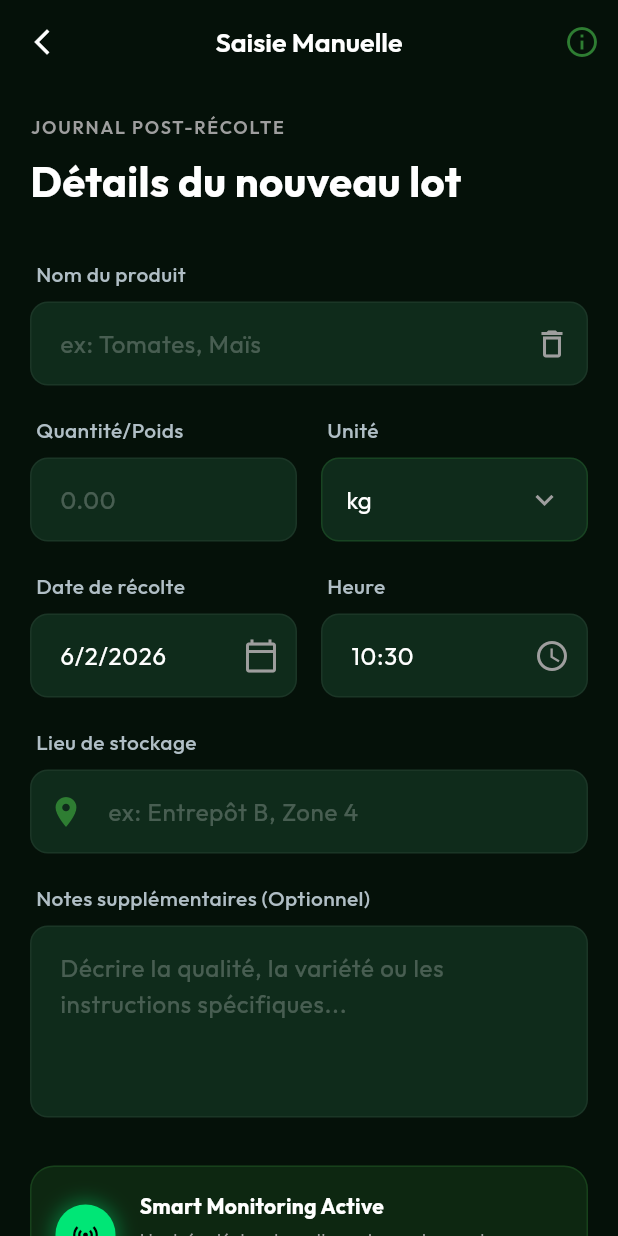
After one commit to Arsene666/agro_ia, a Flutter app: the screen it shows after launch, after a tap on the "add" icon, on a phone screen of 412 x 824 dp. The commit adds this screen. Run offline on Flutter 3.47's test engine with Material 3 defaults, Android fonts, the phone set to English and light mode, and no system bars; our stand-ins replace firebase_core, firebase_database, fl_chart, google_fonts; accounts and stored records are empty.

Commit message:
Ajout de la page pour le remplissage manuel des nouveaux produit

```diff
--- a/lib/screens/main_screen.dart
+++ b/lib/screens/main_screen.dart
@@ -3,6 +3,7 @@ import 'package:agro_ia/theme/app_theme.dart';
 import 'dashboard/dashboard_screen.dart';
 import 'sensors/sensors_screen.dart';
 import 'alerts/alerts_screen.dart';
+import 'manual_entry_screen.dart';
 
 class MainScreen extends StatefulWidget {
   const MainScreen({super.key});
@@ -28,6 +29,18 @@ class _MainScreenState extends State<MainScreen> {
       body: IndexedStack(
         index: _currentIndex,
         children: _screens,
+      ),
+      floatingActionButton: FloatingActionButton(
+        onPressed: () {
+          Navigator.push(
+            context,
+            MaterialPageRoute(
+              builder: (context) => const ManualEntryScreen(),
+            ),
+          );
+        },
+        backgroundColor: AppTheme.primaryGreen,
+        child: const Icon(Icons.add, color: Colors.white),
       ),
       bottomNavigationBar: Container(
         decoration: BoxDecoration(
--- /dev/null
+++ b/lib/screens/manual_entry_screen.dart
@@ -0,0 +1,454 @@
+import 'package:flutter/material.dart';
+import 'package:google_fonts/google_fonts.dart';
+
+class ManualEntryScreen extends StatefulWidget {
+  const ManualEntryScreen({super.key});
+
+  @override
+  State<ManualEntryScreen> createState() => _ManualEntryScreenState();
+}
+
+class _ManualEntryScreenState extends State<ManualEntryScreen> {
+  final _formKey = GlobalKey<FormState>();
+  final TextEditingController _productController = TextEditingController();
+  final TextEditingController _quantityController = TextEditingController();
+  final TextEditingController _dateController = TextEditingController();
+  final TextEditingController _timeController = TextEditingController();
+  final TextEditingController _locationController = TextEditingController();
+  final TextEditingController _notesController = TextEditingController();
+
+  String _selectedUnit = 'kg';
+  final List<String> _units = ['kg', 'tonnes', 'caisses', 'sacs'];
+
+  // Dark Theme Colors for this specific screen
+  static const Color _backgroundColor = Color(0xFF051109); // Very dark green/black
+  static const Color _cardColor = Color(0xFF0A1F13); // Slightly lighter
+  static const Color _inputColor = Color(0xFF0F2B1B);
+  static const Color _primaryGreen = Color(0xFF2E7D32);
+  static const Color _neonGreen = Color(0xFF00E676); // For the Save button
+  static const Color _textWhite = Colors.white;
+  static const Color _textGrey = Colors.grey;
+
+  @override
+  void initState() {
+    super.initState();
+    // Initialize date and time with current values
+    final now = DateTime.now();
+    _dateController.text = "${now.day}/${now.month}/${now.year}";
+    _timeController.text = "${now.hour}:${now.minute.toString().padLeft(2, '0')}";
+  }
+
+  @override
+  void dispose() {
+    _productController.dispose();
+    _quantityController.dispose();
+    _dateController.dispose();
+    _timeController.dispose();
+    _locationController.dispose();
+    _notesController.dispose();
+    super.dispose();
+  }
+
+  Future<void> _selectDate(BuildContext context) async {
+    final DateTime? picked = await showDatePicker(
+      context: context,
+      initialDate: DateTime.now(),
+      firstDate: DateTime(2020),
+      lastDate: DateTime(2030),
+      builder: (context, child) {
+        return Theme(
+          data: Theme.of(context).copyWith(
+            colorScheme: const ColorScheme.dark(
+              primary: _primaryGreen,
+              onPrimary: _textWhite,
+              surface: _cardColor,
+              onSurface: _textWhite,
+            ),
+          ),
+          child: child!,
+        );
+      },
+    );
+    if (picked != null) {
+      setState(() {
+        _dateController.text = "${picked.day}/${picked.month}/${picked.year}";
+      });
+    }
+  }
+
+  Future<void> _selectTime(BuildContext context) async {
+    final TimeOfDay? picked = await showTimePicker(
+      context: context,
+      initialTime: TimeOfDay.now(),
+      builder: (context, child) {
+        return Theme(
+          data: Theme.of(context).copyWith(
+            colorScheme: const ColorScheme.dark(
+              primary: _primaryGreen,
+              onPrimary: _textWhite,
+              surface: _cardColor,
+              onSurface: _textWhite,
+            ),
+          ),
+          child: child!,
+        );
+      },
+    );
+    if (picked != null) {
+      if (context.mounted) {
+        setState(() {
+          _timeController.text = picked.format(context);
+        });
+      }
+    }
+  }
+
+  @override
+  Widget build(BuildContext context) {
+    return Scaffold(
+      backgroundColor: _backgroundColor,
+      appBar: AppBar(
+        leading: IconButton(
+          icon: const Icon(Icons.arrow_back_ios_new, size: 20, color: _textWhite),
+          onPressed: () => Navigator.of(context).pop(),
+        ),
+        title: Text(
+          'Saisie Manuelle',
+          style: GoogleFonts.outfit(
+            fontSize: 18,
+            fontWeight: FontWeight.w600,
+            color: _textWhite,
+          ),
+        ),
+        centerTitle: true,
+        backgroundColor: Colors.transparent,
+        elevation: 0,
+        actions: [
+          IconButton(
+            icon: const Icon(Icons.info_outline, color: _primaryGreen),
+            onPressed: () {
+              // Show info dialog
+            },
+          ),
+        ],
+      ),
+      body: SingleChildScrollView(
+        padding: const EdgeInsets.all(20.0),
+        child: Form(
+          key: _formKey,
+          child: Column(
+            crossAxisAlignment: CrossAxisAlignment.start,
+            children: [
+              Text(
+                'JOURNAL POST-RÉCOLTE',
+                style: GoogleFonts.outfit(
+                  fontSize: 12,
+                  fontWeight: FontWeight.w600,
+                  color: _textGrey,
+                  letterSpacing: 1.2,
+                ),
+              ),
+              const SizedBox(height: 8),
+              Text(
+                'Détails du nouveau lot',
+                style: GoogleFonts.outfit(
+                  fontSize: 28,
+                  fontWeight: FontWeight.bold,
+                  color: _textWhite,
+                ),
+              ),
+              const SizedBox(height: 32),
+
+              // Product Name
+              _buildLabel('Nom du produit'),
+              _buildTextField(
+                controller: _productController,
+                hintText: 'ex: Tomates, Maïs',
+                suffixIcon: Icons.delete_outline,
+              ),
+              const SizedBox(height: 20),
+
+              // Quantity & Unit
+              Row(
+                children: [
+                  Expanded(
+                    flex: 1,
+                    child: Column(
+                      crossAxisAlignment: CrossAxisAlignment.start,
+                      children: [
+                        _buildLabel('Quantité/Poids'),
+                        _buildTextField(
+                          controller: _quantityController,
+                          hintText: '0.00',
+                          keyboardType: TextInputType.number,
+                        ),
+                      ],
+                    ),
+                  ),
+                  const SizedBox(width: 16),
+                  Expanded(
+                    flex: 1,
+                    child: Column(
+                      crossAxisAlignment: CrossAxisAlignment.start,
+                      children: [
+                        _buildLabel('Unité'),
+                        Container(
+                          height: 56,
+                          padding: const EdgeInsets.symmetric(horizontal: 16),
+                          decoration: BoxDecoration(
+                            color: _inputColor,
+                            borderRadius: BorderRadius.circular(12),
+                            border: Border.all(color: _primaryGreen.withValues(alpha: 0.3)),
+                          ),
+                          child: DropdownButtonHideUnderline(
+                            child: DropdownButton<String>(
+                              value: _selectedUnit,
+                              isExpanded: true,
+                              dropdownColor: _inputColor,
+                              style: GoogleFonts.outfit(
+                                fontSize: 16,
+                                color: _textWhite,
+                              ),
+                              icon: const Icon(Icons.keyboard_arrow_down, color: _textGrey),
+                              items: _units.map((String value) {
+                                return DropdownMenuItem<String>(
+                                  value: value,
+                                  child: Text(value),
+                                );
+                              }).toList(),
+                              onChanged: (newValue) {
+                                setState(() {
+                                  _selectedUnit = newValue!;
+                                });
+                              },
+                            ),
+                          ),
+                        ),
+                      ],
+                    ),
+                  ),
+                ],
+              ),
+              const SizedBox(height: 20),
+
+              // Date & Time
+              Row(
+                children: [
+                  Expanded(
+                    child: Column(
+                      crossAxisAlignment: CrossAxisAlignment.start,
+                      children: [
+                        _buildLabel('Date de récolte'),
+                        GestureDetector(
+                          onTap: () => _selectDate(context),
+                          child: AbsorbPointer(
+                            child: _buildTextField(
+                              controller: _dateController,
+                              hintText: 'JJ/MM/AAAA',
+                              suffixIcon: Icons.calendar_today_outlined,
+                            ),
+                          ),
+                        ),
+                      ],
+                    ),
+                  ),
+                  const SizedBox(width: 16),
+                  Expanded(
+                    child: Column(
+                      crossAxisAlignment: CrossAxisAlignment.start,
+                      children: [
+                        _buildLabel('Heure'),
+                        GestureDetector(
+                          onTap: () => _selectTime(context),
+                          child: AbsorbPointer(
+                            child: _buildTextField(
+                              controller: _timeController,
+                              hintText: 'HH:MM',
+                              suffixIcon: Icons.access_time,
+                            ),
+                          ),
+                        ),
+                      ],
+                    ),
+                  ),
+                ],
+              ),
+              const SizedBox(height: 20),
+
+              // Storage Location
+              _buildLabel('Lieu de stockage'),
+              _buildTextField(
+                controller: _locationController,
+                hintText: 'ex: Entrepôt B, Zone 4',
+                prefixIcon: Icons.location_on,
+                prefixIconColor: _primaryGreen,
+              ),
+              const SizedBox(height: 20),
+
+              // Additional Notes
+              _buildLabel('Notes supplémentaires (Optionnel)'),
+              _buildTextField(
+                controller: _notesController,
+                hintText: 'Décrire la qualité, la variété ou les instructions spécifiques...',
+                maxLines: 4,
+              ),
+
+              const SizedBox(height: 32),
+
+              // Info Box
+              Container(
+                padding: const EdgeInsets.all(16),
+                decoration: BoxDecoration(
+                  color: _primaryGreen.withValues(alpha: 0.2),
+                  borderRadius: BorderRadius.circular(16),
+                  border: Border.all(color: _primaryGreen.withValues(alpha: 0.3)),
+                ),
+                child: Row(
+                  children: [
+                    Container(
+                      padding: const EdgeInsets.all(10),
+                      decoration: BoxDecoration(
+                        color: _neonGreen,
+                        shape: BoxShape.circle,
+                        boxShadow: [
+                          BoxShadow(
+                            color: _neonGreen.withValues(alpha: 0.4),
+                            blurRadius: 10,
+                            spreadRadius: 2,
+                          ),
+                        ],
+                      ),
+                      child: const Icon(Icons.sensors, color: Colors.black, size: 20),
+                    ),
+                    const SizedBox(width: 16),
+                    Expanded(
+                      child: Column(
+                        crossAxisAlignment: CrossAxisAlignment.start,
+                        children: [
+                          Text(
+                            'Smart Monitoring Active',
+                            style: GoogleFonts.outfit(
+                              fontSize: 14,
+                              fontWeight: FontWeight.bold,
+                              color: _textWhite,
+                            ),
+                          ),
+                          const SizedBox(height: 4),
+                          Text(
+                            "L'entrée déclenchera l'appairage des capteurs en temps réel pour ce lot.",
+                            style: GoogleFonts.outfit(
+                              fontSize: 12,
+                              color: _textGrey,
+                            ),
+                          ),
+                        ],
+                      ),
+                    ),
+                  ],
+                ),
+              ),
+
+              const SizedBox(height: 24),
+
+              // Save Button
+              SizedBox(
+                width: double.infinity,
+                height: 56,
+                child: ElevatedButton(
+                  onPressed: () {
+                    if (_formKey.currentState!.validate()) {
+                      // Process data
+                      ScaffoldMessenger.of(context).showSnackBar(
+                        const SnackBar(content: Text('Produit enregistré avec succès!')),
+                      );
+                      Navigator.pop(context);
+                    }
+                  },
+                  style: ElevatedButton.styleFrom(
+                    backgroundColor: _neonGreen,
+                    foregroundColor: Colors.black,
+                    elevation: 4,
+                    shadowColor: _neonGreen.withValues(alpha: 0.4),
+                    shape: RoundedRectangleBorder(
+                      borderRadius: BorderRadius.circular(16),
+                    ),
+                  ),
+                  child: Text(
+                    'Enregistrer le produit',
+                    style: GoogleFonts.outfit(
+                      fontSize: 16,
+                      fontWeight: FontWeight.bold,
+                    ),
+                  ),
+                ),
+              ),
+              const SizedBox(height: 32),
+            ],
+          ),
+        ),
+      ),
+    );
+  }
+
+  Widget _buildLabel(String text) {
+    return Padding(
+      padding: const EdgeInsets.only(bottom: 8.0, left: 4.0),
+      child: Text(
+        text,
+        style: GoogleFonts.outfit(
+          fontSize: 14,
+          fontWeight: FontWeight.w500,
+          color: const Color(0xFFB0BEC5),
+        ),
+      ),
+    );
+  }
+
+  Widget _buildTextField({
+    required TextEditingController controller,
+    String? hintText,
+    TextInputType keyboardType = TextInputType.text,
+    int maxLines = 1,
+    IconData? suffixIcon,
+    IconData? prefixIcon,
+    Color? prefixIconColor,
+  }) {
+    return TextField(
+      controller: controller,
+      keyboardType: keyboardType,
+      maxLines: maxLines,
+      style: GoogleFonts.outfit(
+        fontSize: 16,
+        color: _textWhite,
+      ),
+      decoration: InputDecoration(
+        hintText: hintText,
+        hintStyle: GoogleFonts.outfit(
+          fontSize: 16,
+          color: Colors.white24,
+        ),
+        filled: true,
+        fillColor: _inputColor,
+        contentPadding: const EdgeInsets.all(16),
+        border: OutlineInputBorder(
+          borderRadius: BorderRadius.circular(12),
+          borderSide: BorderSide.none,
+        ),
+        enabledBorder: OutlineInputBorder(
+          borderRadius: BorderRadius.circular(12),
+          borderSide: BorderSide(color: Colors.white.withValues(alpha: 0.05)),
+        ),
+        focusedBorder: OutlineInputBorder(
+          borderRadius: BorderRadius.circular(12),
+          borderSide: const BorderSide(color: _primaryGreen),
+        ),
+        suffixIcon: suffixIcon != null
+            ? Icon(suffixIcon, color: _textGrey)
+            : null,
+        prefixIcon: prefixIcon != null
+            ? Icon(prefixIcon, color: prefixIconColor ?? _textGrey)
+            : null,
+      ),
+    );
+  }
+}
```
Also changed, not shown: pubspec.lock, 1 other file.
